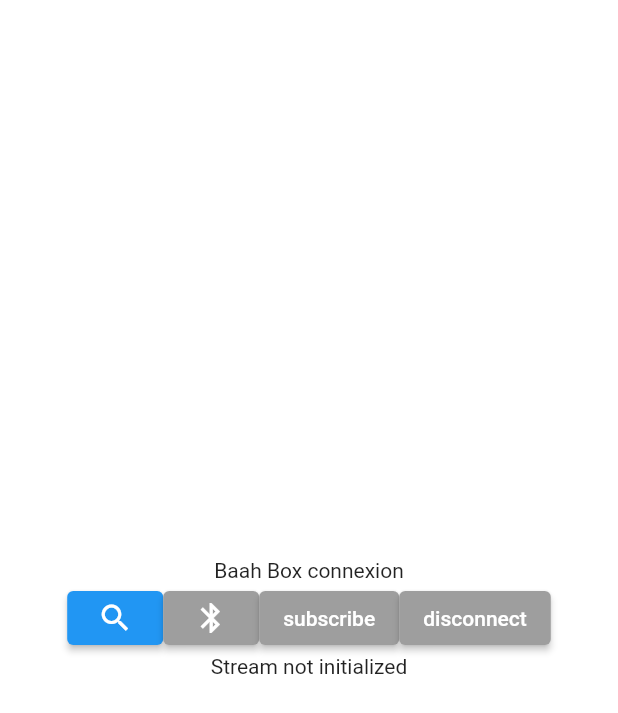
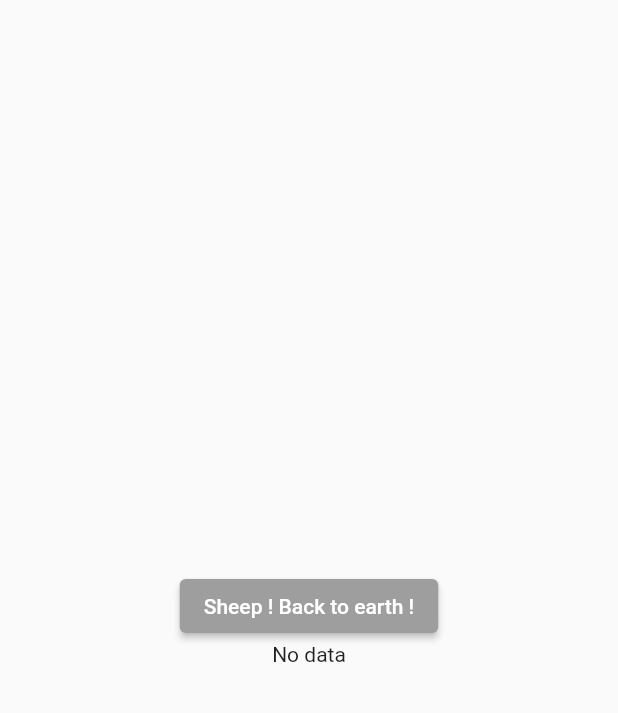
Before and after one commit to Orange-OpenSource/BaahBox-Flutter-android, a Flutter app: the screen it shows after launch, after a tap on "disconnect", on a phone screen of 412 x 824 dp. Shown: the top 713 px of the screen. Run offline on Flutter 3.47's test engine with Material 2 defaults, Android fonts, the phone set to English and light mode, and no system bars; our stand-ins replace get; missing offline and left inert: flutter_reactive_ble, location_permissions.

Commit message:
started using GetX

```diff
--- a/baahbox/lib/main.dart
+++ b/baahbox/lib/main.dart
@@ -4,11 +4,19 @@ import 'dart:async';
 import 'dart:io' show Platform;
 import 'package:location_permissions/location_permissions.dart';
 import 'util/sensorInput.dart';
+import 'package:get/get.dart';
 
 void main() {
   return runApp(
-    const MaterialApp(home: HomePage()),
+    const GetMaterialApp(home: HomePage()),
   );
+}
+
+class Controller extends GetxController {
+  var sensorData = 'No data'.obs;
+  void renew(String data) {
+    sensorData.value = data;
+  }
 }
 
 class HomePage extends StatefulWidget {
@@ -100,6 +108,8 @@ class _HomePageState extends State<HomePage> {
 
   @override
   Widget build(BuildContext context) {
+    final Controller c = Get.put(Controller());
+
     return Scaffold(
         backgroundColor: Colors.white,
         body: Container(
@@ -167,28 +177,29 @@ class _HomePageState extends State<HomePage> {
                             onPressed: () {},
                             child: const Text('subscribe'),
                           ),
-                    _connected ?
-                    ElevatedButton(
+                    _connected
+                        ? ElevatedButton(
                             style: ElevatedButton.styleFrom(
                               foregroundColor: Colors.white,
                               backgroundColor: Colors.blue, // foreground
                             ),
-                      onPressed: () {
-                        flutterReactiveBle.deinitialize();
+                            onPressed: () => Get.to(SheepGame())
+                            //() {
+                            //flutterReactiveBle.deinitialize();}
                             // flutterReactiveBle.scannerState.scanIsInProgress
                             //     ? flutterReactiveBle.stopScan
                             //     : null;
-                      },
+                            ,
                             child: const Text('disconnect'),
-                    ) : ElevatedButton(
+                          )
+                        : ElevatedButton(
                             style: ElevatedButton.styleFrom(
                               foregroundColor: Colors.white,
                               backgroundColor: Colors.grey, // foreground
                             ),
-                      onPressed: () {},
+                            onPressed: () => Get.to(SheepGame()),
                             child: const Text('disconnect'),
-                    )
-                    ,
+                          ),
                   ],
                 ),
                 subscriptionStream != null
@@ -198,9 +209,8 @@ class _HomePageState extends State<HomePage> {
                           if (snapshot.hasData) {
                             print(snapshot.data);
                             print("next:");
-                           // computeData(snapshot.data?.toList());
-                           // return Text('$snapshot.data.toString()\n');
-                            return Text(computeData(snapshot.data?.toList()));
+                            c.renew(computeData(snapshot.data?.toList()));
+                            return Obx(() => Text("${c.sensorData}"));
                           }
                           return const Text('No data yet');
                         })
@@ -209,3 +219,27 @@ class _HomePageState extends State<HomePage> {
         ));
   }
 }
+
+class SheepGame extends StatelessWidget {
+  @override
+  Widget build(context) {
+    final Controller c = Get.find();
+    // Access the updated count variable
+    return Scaffold(
+        body: Center(
+            child: Column(
+                mainAxisAlignment: MainAxisAlignment.center,
+                crossAxisAlignment: CrossAxisAlignment.center,
+                children: [
+          ElevatedButton(
+            style: ElevatedButton.styleFrom(
+              foregroundColor: Colors.white,
+              backgroundColor: Colors.grey, // foreground
+            ),
+            onPressed: () => Get.back(),
+            child: const Text('Sheep ! Back to earth !'),
+          ),
+          Text('${c.sensorData.value}')
+        ])));
+  }
+}
--- a/baahbox/pubspec.yaml
+++ b/baahbox/pubspec.yaml
@@ -30,6 +30,7 @@ environment:
 dependencies:
   flutter:
     sdk: flutter
+  get:
 
 
 
```
Also changed, not shown: baahbox/assets/images/player.png (added), baahbox/assets/images/rayworld_background.png (added), baahbox/pubspec.lock, 1 other file. Lines whose indentation alone changed are shown as unchanged.
